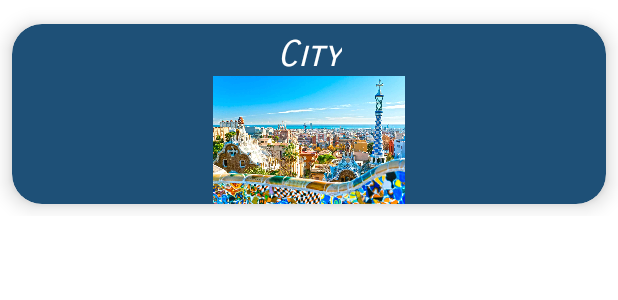
After one commit to AndreeaClaudiaSandu/TravelAndroidApp, an Android app: the layout recycler_view_row.xml on its own in the app's theme, with its tools: preview values and no code run, on a phone screen of 412 x 824 dp. The commit adds this screen. Shown: the top 300 px of the screen. Run offline under Robolectric (Android 15) with nearby library versions, the phone set to English and light mode, and no system bars.

Commit message:
Adds recyclerView

```diff
--- a/app/src/main/java/com/example/travel/Background.java
+++ b/app/src/main/java/com/example/travel/Background.java
@@ -30,7 +30,7 @@ public class Background extends AsyncTask<String, String, String>{
         Toast.makeText(context, s, Toast.LENGTH_SHORT).show();
         if(s.equals("Login successfully")) {
             Intent intent = new Intent();
-            intent.setClass(context,MainActivity.class);
+            intent.setClass(context,MainActivity2.class);
             context.startActivity(intent);
         }
 
--- /dev/null
+++ b/app/src/main/res/layout/recycler_view_row.xml
@@ -0,0 +1,57 @@
+<?xml version="1.0" encoding="utf-8"?>
+<androidx.constraintlayout.widget.ConstraintLayout xmlns:android="http://schemas.android.com/apk/res/android"
+    xmlns:app="http://schemas.android.com/apk/res-auto"
+    xmlns:tools="http://schemas.android.com/tools"
+    android:layout_width="match_parent"
+    android:layout_height="wrap_content">
+
+    <androidx.cardview.widget.CardView
+        android:layout_width="0dp"
+        android:layout_height="120dp"
+        android:layout_marginStart="8dp"
+        android:layout_marginTop="16dp"
+        android:layout_marginEnd="8dp"
+        android:layout_marginBottom="8dp"
+        app:cardBackgroundColor="@color/loginDarkBlue"
+        app:cardCornerRadius="20dp"
+        app:cardElevation="8dp"
+        app:layout_constraintBottom_toBottomOf="parent"
+        app:layout_constraintEnd_toEndOf="parent"
+        app:layout_constraintStart_toStartOf="parent"
+        app:layout_constraintTop_toTopOf="parent">
+
+        <androidx.constraintlayout.widget.ConstraintLayout
+            android:layout_width="match_parent"
+            android:layout_height="match_parent">
+
+            <TextView
+                android:id="@+id/cityName"
+                android:layout_width="wrap_content"
+                android:layout_height="wrap_content"
+                android:layout_marginTop="5dp"
+                android:fontFamily="sans-serif-smallcaps"
+                android:text="@string/city"
+                android:textAlignment="center"
+                android:textColor="@color/white"
+                android:textSize="24sp"
+                android:textStyle="italic"
+                android:typeface="monospace"
+                app:layout_constraintBottom_toTopOf="@+id/cityImage"
+                app:layout_constraintEnd_toEndOf="parent"
+                app:layout_constraintStart_toStartOf="parent"
+                app:layout_constraintTop_toTopOf="parent" />
+
+            <ImageView
+                android:id="@+id/cityImage"
+                android:layout_width="wrap_content"
+                android:layout_height="0dp"
+                app:layout_constraintBottom_toBottomOf="parent"
+                app:layout_constraintEnd_toEndOf="parent"
+                app:layout_constraintHorizontal_bias="0.0"
+                app:layout_constraintStart_toStartOf="parent"
+                app:layout_constraintTop_toBottomOf="@+id/cityName"
+                app:srcCompat="@drawable/barcelona" />
+        </androidx.constraintlayout.widget.ConstraintLayout>
+    </androidx.cardview.widget.CardView>
+
+</androidx.constraintlayout.widget.ConstraintLayout>
```
Also changed, not shown: app/src/main/java/com/example/travel/Cities_RecyclerViewAdapter.java (added, +56 -0 lines), app/src/main/java/com/example/travel/City.java (added, +20 -0 lines), app/src/main/java/com/example/travel/MainActivity2.java (+83 -0 lines), app/src/main/res/layout/activity_main2.xml (+21 -1 lines), app/src/main/res/values/strings.xml (+13 -0 lines), app/src/main/res/drawable/barcelona.jpg (added), app/src/main/res/drawable/barcelona2.jpg (added), app/src/main/res/drawable/roma2.jpg (added), app/src/main/res/drawable/roma3.jpg (added).
